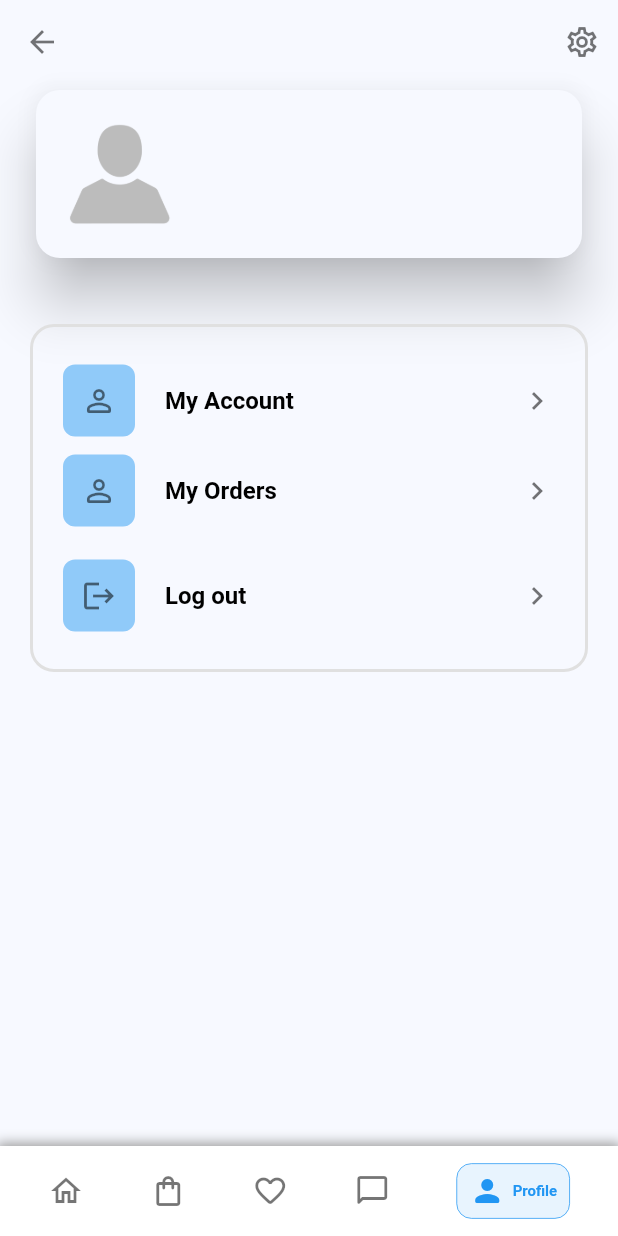
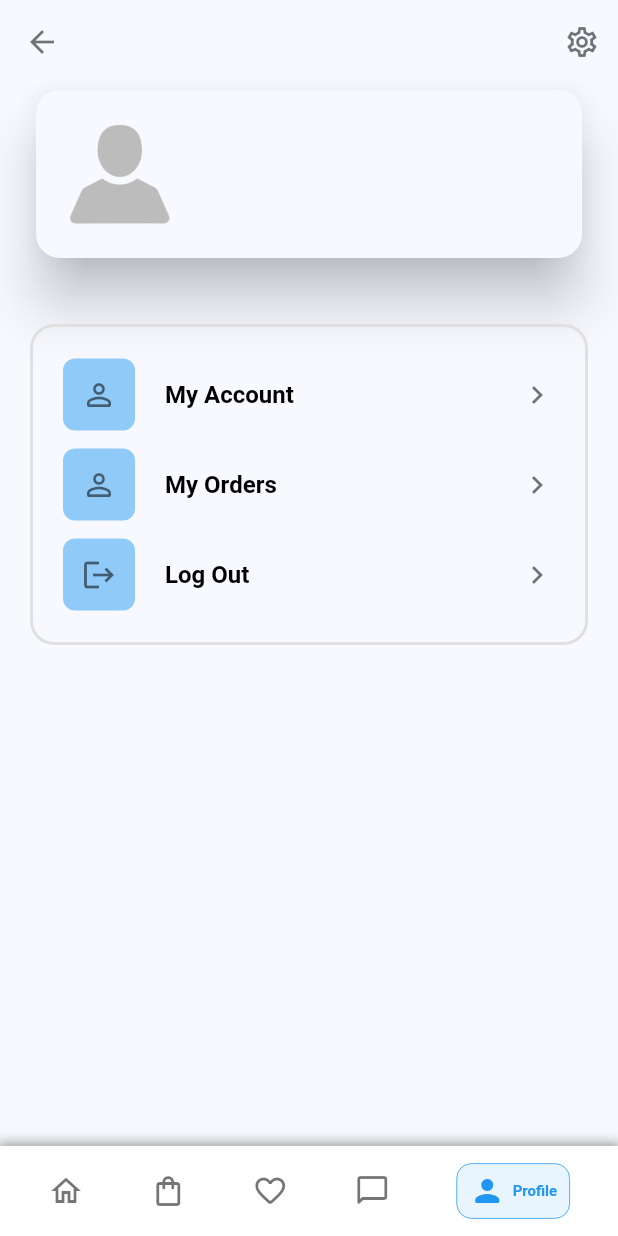
Before and after one commit to ngocnam11/e_shop, a Flutter app: the ProfileScreen screen opened by its route, on a phone screen of 412 x 824 dp. Run offline on Flutter 3.47's test engine with Material 2 defaults, Android fonts, the phone set to English and light mode, and no system bars; our stand-ins replace carousel_slider, cloud_firestore, equatable, firebase_auth, firebase_core, firebase_storage and 4 more; accounts and stored records are empty; network calls fail; project files that could hold a hidden picture were left out.

Commit message:
update screen

```diff
--- a/lib/screens/profile_screen.dart
+++ b/lib/screens/profile_screen.dart
@@ -1,8 +1,10 @@
-import 'package:cloud_firestore/cloud_firestore.dart';
 import 'package:flutter/material.dart';
 
+import '../config/utils.dart';
+import '../models/user.dart';
 import '../router/router.dart';
 import '../services/auth_services.dart';
+import '../services/firestore_services.dart';
 import '../widgets/custom_navigationbar.dart';
 import '../widgets/custom_network_image.dart';
 import '../widgets/profile_menu.dart';
@@ -30,11 +32,10 @@ class ProfileScreen extends StatelessWidget {
           ),
         ],
       ),
-      body: FutureBuilder<DocumentSnapshot<Map<String, dynamic>>>(
-        future: FirebaseFirestore.instance
-            .collection('users')
-            .doc(AuthServices().currentUser.uid)
-            .get(),
+      body: FutureBuilder<User>(
+        future: FireStoreServices().getUserByUid(
+          uid: AuthServices().currentUser.uid,
+        ),
         builder: (context, snapshot) {
           if (snapshot.connectionState == ConnectionState.waiting) {
             return const Center(
@@ -47,7 +48,7 @@ class ProfileScreen extends StatelessWidget {
               child: Column(
                 children: [
                   SizedBox(
-                    width: MediaQuery.of(context).size.width - 40,
+                    width: screenWidth - 40,
                     child: Card(
                       elevation: 16,
                       shape: RoundedRectangleBorder(
@@ -60,7 +61,7 @@ class ProfileScreen extends StatelessWidget {
                             child: ClipRRect(
                               borderRadius: BorderRadius.circular(16),
                               child: CustomNetworkImage(
-                                src: snapshot.data!['photoUrl'],
+                                src: snapshot.data!.photoUrl,
                                 height: 88,
                                 width: 88,
                                 fit: BoxFit.cover,
@@ -68,20 +69,21 @@ class ProfileScreen extends StatelessWidget {
                               ),
                             ),
                           ),
-                          const SizedBox(width: 12),
-                          Column(
+                          Expanded(
+                            child: Column(
                               crossAxisAlignment: CrossAxisAlignment.start,
                               children: [
                                 Text(
-                                snapshot.data!['username'],
+                                  snapshot.data!.username,
                                   style: Theme.of(context).textTheme.headline3,
                                 ),
                                 const SizedBox(height: 12),
                                 Text(
-                                snapshot.data!['email'],
+                                  snapshot.data!.email,
                                   style: Theme.of(context).textTheme.headline6,
                                 ),
                               ],
+                            ),
                           ),
                         ],
                       ),
@@ -89,7 +91,7 @@ class ProfileScreen extends StatelessWidget {
                   ),
                   const SizedBox(height: 40),
                   Container(
-                    padding: const EdgeInsets.symmetric(vertical: 24),
+                    padding: const EdgeInsets.symmetric(vertical: 20),
                     decoration: BoxDecoration(
                       borderRadius: BorderRadius.circular(16),
                       border: Border.all(color: Colors.grey[300]!, width: 2),
@@ -113,8 +115,10 @@ class ProfileScreen extends StatelessWidget {
                           },
                         ),
                         const SizedBox(height: 10),
-                        snapshot.data!['isAdmin']
-                            ? ProfileMenu(
+                        if (snapshot.data!.isAdmin)
+                          Column(
+                            children: [
+                              ProfileMenu(
                                 icon: Icons.admin_panel_settings_outlined,
                                 title: 'Go to Admin Panel',
                                 press: () {
@@ -122,12 +126,13 @@ class ProfileScreen extends StatelessWidget {
                                     AppRouter.admin,
                                   );
                                 },
-                              )
-                            : const SizedBox(),
+                              ),
                               const SizedBox(height: 10),
+                            ],
+                          ),
                         ProfileMenu(
                           icon: Icons.logout,
-                          title: 'Log out',
+                          title: 'Log Out',
                           press: () {
                             showDialog(
                               context: context,
```
Lines whose indentation alone changed are shown as unchanged.
